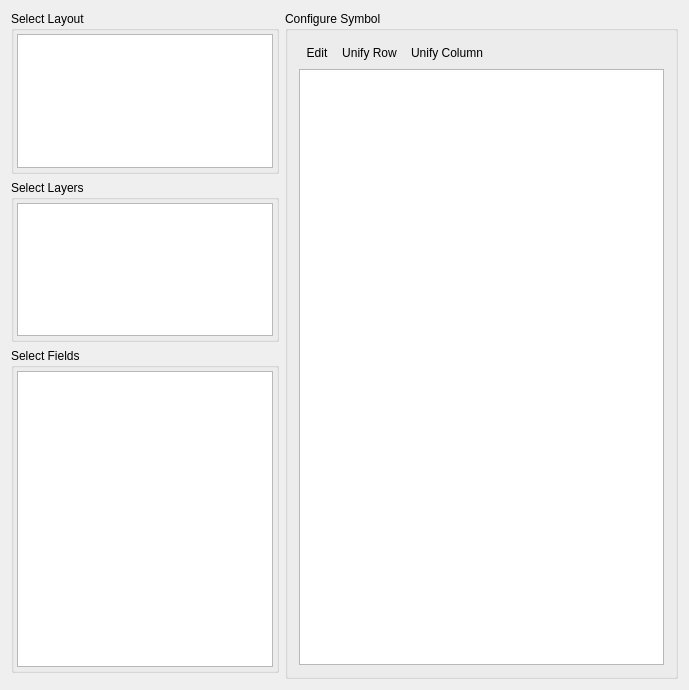
Old version of the form Layout/gwmlayoutbatchdialog.ui in the repository GWmodel-Lab/GWmodelS.
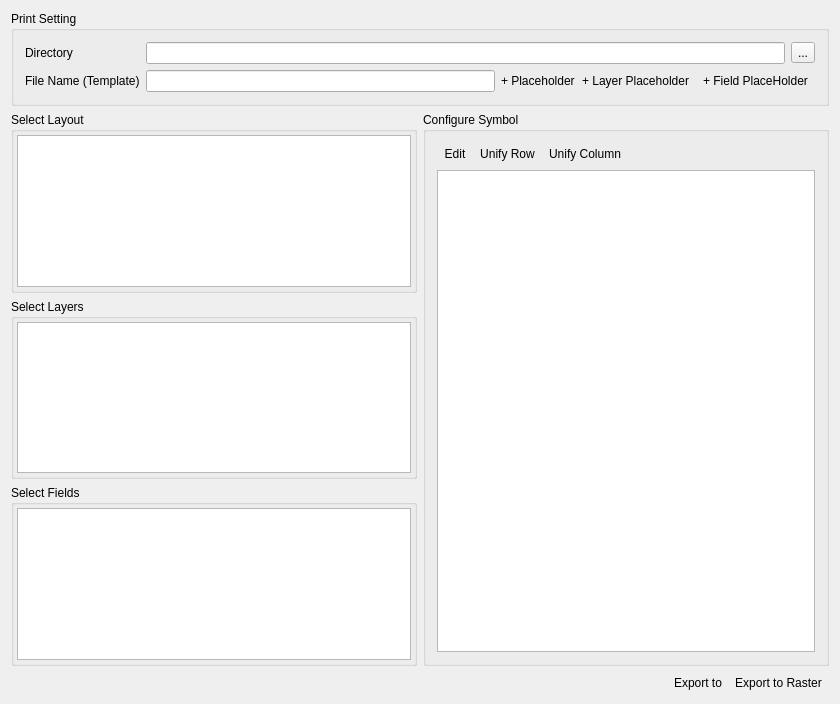
New version of the form. Icons and pictures are not drawn.

```diff
--- a/Layout/gwmlayoutbatchdialog.ui
+++ b/Layout/gwmlayoutbatchdialog.ui
@@ -6,15 +6,15 @@
    <rect>
     <x>0</x>
     <y>0</y>
-    <width>689</width>
-    <height>690</height>
+    <width>840</width>
+    <height>704</height>
    </rect>
   </property>
   <property name="windowTitle">
    <string>GwmLayoutBatchDialog</string>
   </property>
-  <layout class="QGridLayout" name="gridLayout" rowstretch="1,1,2,0" columnstretch="0,0,0,0,1">
-   <item row="2" column="2">
+  <layout class="QGridLayout" name="gridLayout" rowstretch="1,0,0,0,0" columnstretch="0,0">
+   <item row="3" column="0">
     <widget class="QGroupBox" name="groupBox_4">
      <property name="title">
       <string>Select Fields</string>
@@ -38,7 +38,31 @@
      </layout>
     </widget>
    </item>
-   <item row="0" column="4" rowspan="4">
+   <item row="1" column="0">
+    <widget class="QGroupBox" name="groupBox_2">
+     <property name="title">
+      <string>Select Layout</string>
+     </property>
+     <layout class="QGridLayout" name="gridLayout_3">
+      <property name="leftMargin">
+       <number>3</number>
+      </property>
+      <property name="topMargin">
+       <number>3</number>
+      </property>
+      <property name="rightMargin">
+       <number>3</number>
+      </property>
+      <property name="bottomMargin">
+       <number>3</number>
+      </property>
+      <item row="0" column="0">
+       <widget class="QListView" name="lsvLayout"/>
+      </item>
+     </layout>
+    </widget>
+   </item>
+   <item row="1" column="1" rowspan="3">
     <widget class="QGroupBox" name="groupBox">
      <property name="title">
       <string>Configure Symbol</string>
@@ -59,6 +83,12 @@
             <normalon>:/images/themes/default/symbologyEdit.svg</normalon>
            </iconset>
           </property>
+          <property name="iconSize">
+           <size>
+            <width>24</width>
+            <height>24</height>
+           </size>
+          </property>
           <property name="autoRaise">
            <bool>true</bool>
           </property>
@@ -74,6 +104,12 @@
             <normalon>:/images/themes/default/mActionAlignVCenter.svg</normalon>
            </iconset>
           </property>
+          <property name="iconSize">
+           <size>
+            <width>24</width>
+            <height>24</height>
+           </size>
+          </property>
           <property name="autoRaise">
            <bool>true</bool>
           </property>
@@ -89,6 +125,12 @@
             <normalon>:/images/themes/default/mActionAlignHCenter.svg</normalon>
            </iconset>
           </property>
+          <property name="iconSize">
+           <size>
+            <width>24</width>
+            <height>24</height>
+           </size>
+          </property>
           <property name="autoRaise">
            <bool>true</bool>
           </property>
@@ -115,7 +157,7 @@
      </layout>
     </widget>
    </item>
-   <item row="1" column="2">
+   <item row="2" column="0">
     <widget class="QGroupBox" name="groupBox_3">
      <property name="title">
       <string>Select Layers</string>
@@ -139,30 +181,154 @@
      </layout>
     </widget>
    </item>
-   <item row="0" column="2">
-    <widget class="QGroupBox" name="groupBox_2">
+   <item row="0" column="0" colspan="2">
+    <widget class="QGroupBox" name="groupBox_5">
      <property name="title">
-      <string>Select Layout</string>
+      <string>Print Setting</string>
      </property>
-     <layout class="QGridLayout" name="gridLayout_3">
-      <property name="leftMargin">
-       <number>3</number>
-      </property>
-      <property name="topMargin">
-       <number>3</number>
-      </property>
-      <property name="rightMargin">
-       <number>3</number>
-      </property>
-      <property name="bottomMargin">
-       <number>3</number>
-      </property>
+     <layout class="QFormLayout" name="formLayout">
       <item row="0" column="0">
-       <widget class="QListView" name="lsvLayout"/>
+       <widget class="QLabel" name="label">
+        <property name="text">
+         <string>Directory</string>
+        </property>
+       </widget>
+      </item>
+      <item row="0" column="1">
+       <layout class="QHBoxLayout" name="horizontalLayout_2">
+        <item>
+         <widget class="QLineEdit" name="txtOutputDirectory"/>
+        </item>
+        <item>
+         <widget class="QToolButton" name="btnSelectDirectory">
+          <property name="text">
+           <string>...</string>
+          </property>
+         </widget>
+        </item>
+       </layout>
+      </item>
+      <item row="1" column="0">
+       <widget class="QLabel" name="label_2">
+        <property name="sizePolicy">
+         <sizepolicy hsizetype="Fixed" vsizetype="Preferred">
+          <horstretch>0</horstretch>
+          <verstretch>0</verstretch>
+         </sizepolicy>
+        </property>
+        <property name="text">
+         <string>File Name (Template)</string>
+        </property>
+       </widget>
+      </item>
+      <item row="1" column="1">
+       <layout class="QHBoxLayout" name="horizontalLayout_6">
+        <property name="spacing">
+         <number>6</number>
+        </property>
+        <item>
+         <widget class="QLineEdit" name="txtFileNameTemplate"/>
+        </item>
+        <item>
+         <layout class="QHBoxLayout" name="horizontalLayout_4">
+          <property name="spacing">
+           <number>0</number>
+          </property>
+          <item>
+           <widget class="QLabel" name="label_3">
+            <property name="text">
+             <string>+ Placeholder</string>
+            </property>
+           </widget>
+          </item>
+          <item>
+           <widget class="QToolButton" name="btnAddLayerNamePlace">
+            <property name="text">
+             <string>+ Layer Placeholder</string>
+            </property>
+            <property name="icon">
+             <iconset>
+              <normalon>:/images/themes/default/mActionAddVirtualLayer.svg</normalon>
+             </iconset>
+            </property>
+            <property name="autoRaise">
+             <bool>true</bool>
+            </property>
+           </widget>
+          </item>
+          <item>
+           <widget class="QToolButton" name="txtFileAddFieldNamePlace">
+            <property name="text">
+             <string>+ Field PlaceHolder</string>
+            </property>
+            <property name="icon">
+             <iconset>
+              <normalon>:/images/themes/default/mSourceFields.svg</normalon>
+             </iconset>
+            </property>
+            <property name="autoRaise">
+             <bool>true</bool>
+            </property>
+           </widget>
+          </item>
+         </layout>
+        </item>
+       </layout>
       </item>
      </layout>
     </widget>
    </item>
+   <item row="4" column="0" colspan="2">
+    <layout class="QHBoxLayout" name="horizontalLayout_3">
+     <item>
+      <spacer name="horizontalSpacer_2">
+       <property name="orientation">
+        <enum>Qt::Horizontal</enum>
+       </property>
+       <property name="sizeHint" stdset="0">
+        <size>
+         <width>40</width>
+         <height>20</height>
+        </size>
+       </property>
+      </spacer>
+     </item>
+     <item>
+      <widget class="QLabel" name="label_4">
+       <property name="sizePolicy">
+        <sizepolicy hsizetype="Fixed" vsizetype="Preferred">
+         <horstretch>0</horstretch>
+         <verstretch>0</verstretch>
+        </sizepolicy>
+       </property>
+       <property name="text">
+        <string>Export to</string>
+       </property>
+      </widget>
+     </item>
+     <item>
+      <widget class="QToolButton" name="btnExportRaster">
+       <property name="text">
+        <string>Export to Raster</string>
+       </property>
+       <property name="icon">
+        <iconset>
+         <normalon>:/images/themes/default/mActionSaveMapAsImage.svg</normalon>
+        </iconset>
+       </property>
+       <property name="iconSize">
+        <size>
+         <width>24</width>
+         <height>24</height>
+        </size>
+       </property>
+       <property name="autoRaise">
+        <bool>true</bool>
+       </property>
+      </widget>
+     </item>
+    </layout>
+   </item>
   </layout>
  </widget>
  <layoutdefault spacing="6" margin="11"/>
```
